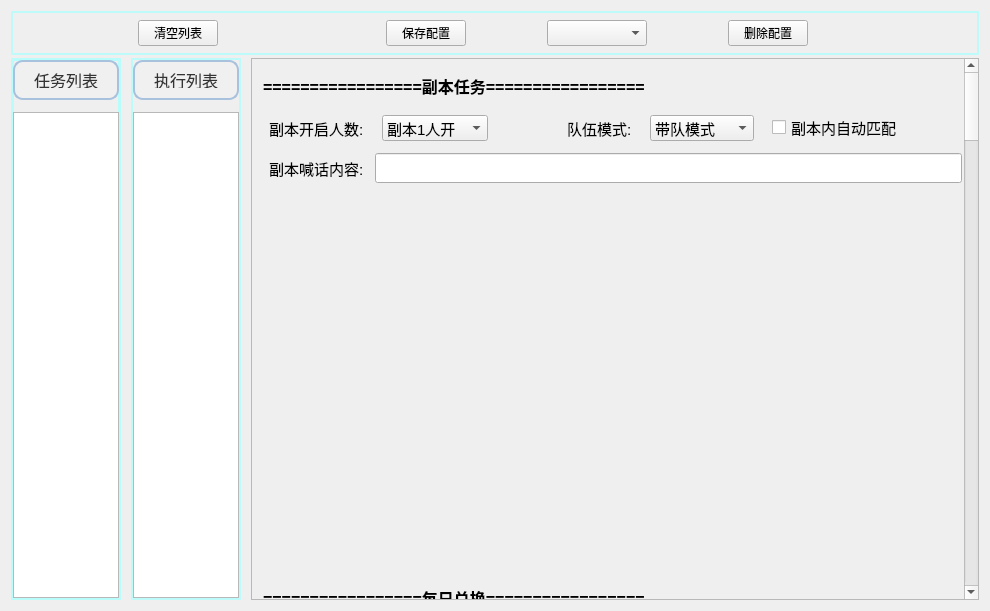
Qt form app/view/Ui/ScriptWindow.ui (Thetrint/chrono-snow-script) before a commit.
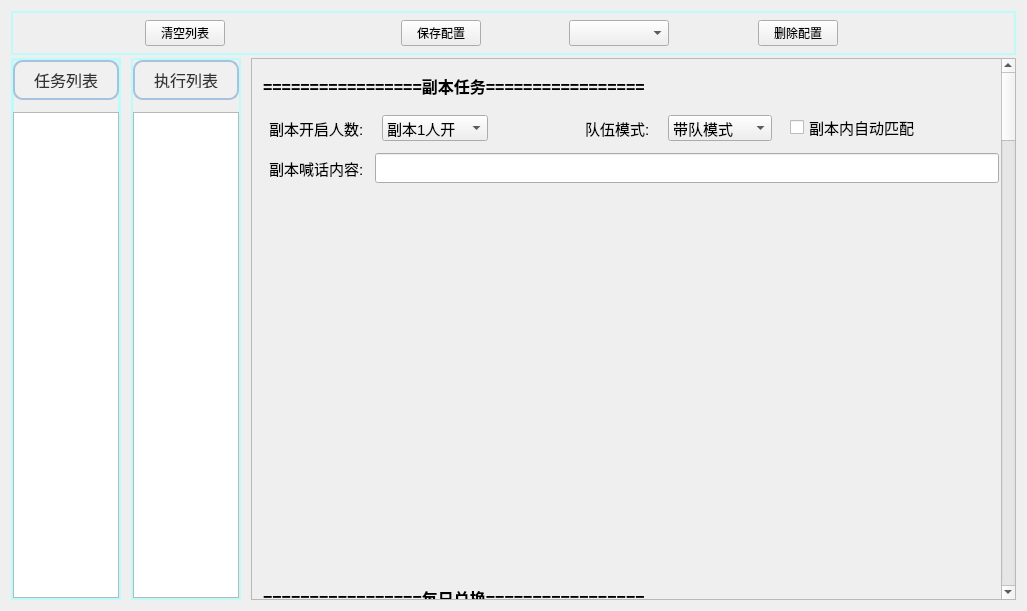
The same form after that commit.

What changed in the file:
```diff
--- a/app/view/Ui/ScriptWindow.ui
+++ b/app/view/Ui/ScriptWindow.ui
@@ -6,7 +6,7 @@
    <rect>
     <x>0</x>
     <y>0</y>
-    <width>990</width>
+    <width>1027</width>
     <height>604</height>
    </rect>
   </property>
@@ -445,8 +445,8 @@
                    <property name="geometry">
                     <rect>
                      <x>0</x>
-                     <y>0</y>
-                     <width>717</width>
+                     <y>-3493</y>
+                     <width>750</width>
                      <height>5000</height>
                     </rect>
                    </property>
```
Left out of the diff: 120 changed lines with no effect on the pictures.
